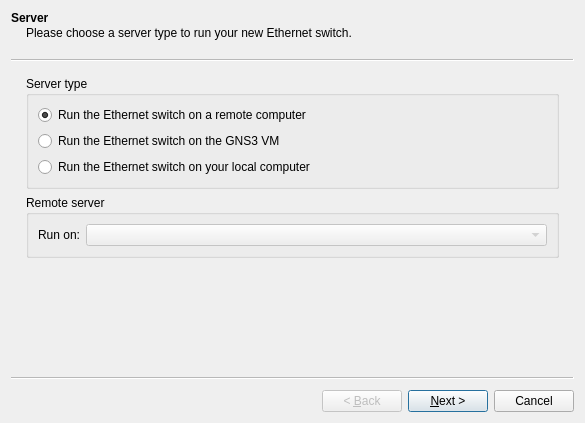
Qt form gns3/modules/builtin/ui/ethernet_switch_wizard.ui (GNS3/gns3-gui) before a commit.
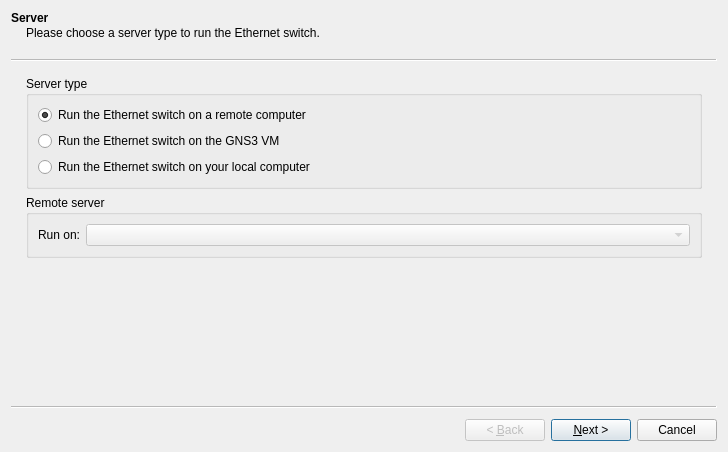
The same form after that commit.

What changed in the file:
```diff
--- a/gns3/modules/builtin/ui/ethernet_switch_wizard.ui
+++ b/gns3/modules/builtin/ui/ethernet_switch_wizard.ui
@@ -6,8 +6,8 @@
    <rect>
     <x>0</x>
     <y>0</y>
-    <width>585</width>
-    <height>423</height>
+    <width>728</width>
+    <height>452</height>
    </rect>
   </property>
   <property name="windowTitle">
@@ -21,7 +21,7 @@
     <string>Server</string>
    </property>
    <property name="subTitle">
-    <string>Please choose a server type to run your new Ethernet switch.</string>
+    <string>Please choose a server type to run the Ethernet switch.</string>
    </property>
    <layout class="QGridLayout" name="gridLayout_2">
     <item row="0" column="0">
```
Left out of the diff: 2 changed lines with no effect on the pictures.
